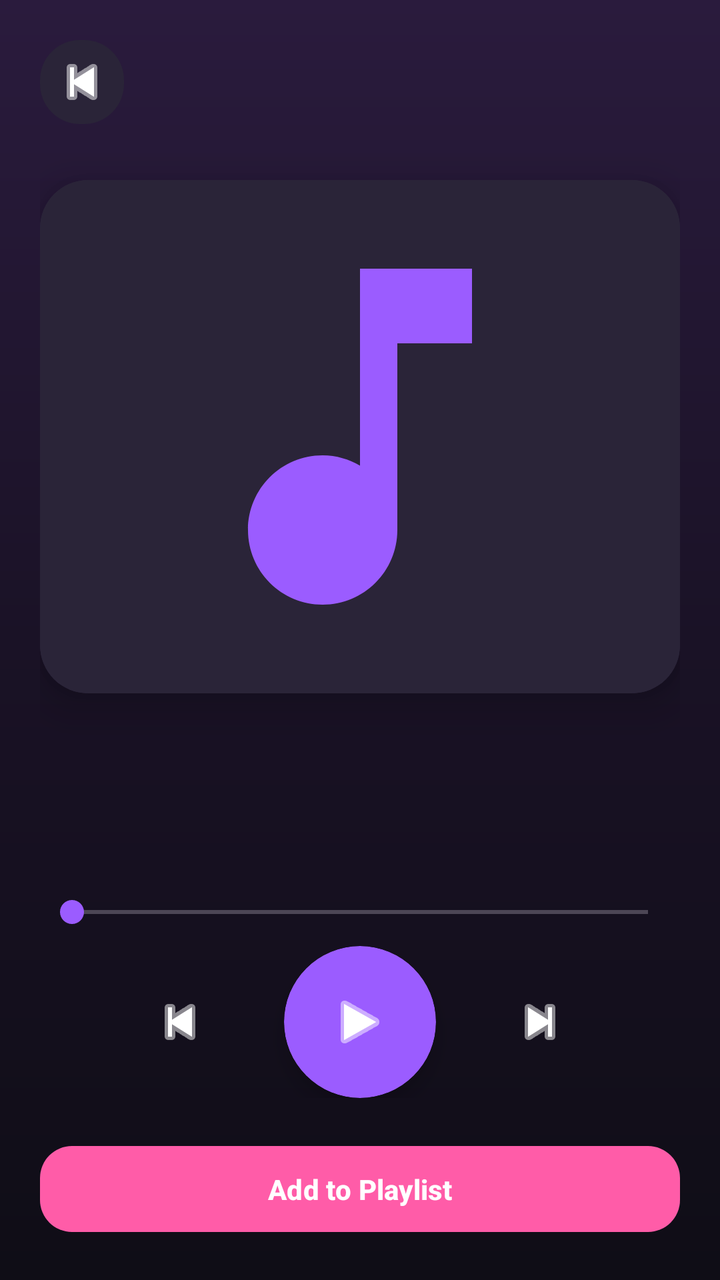
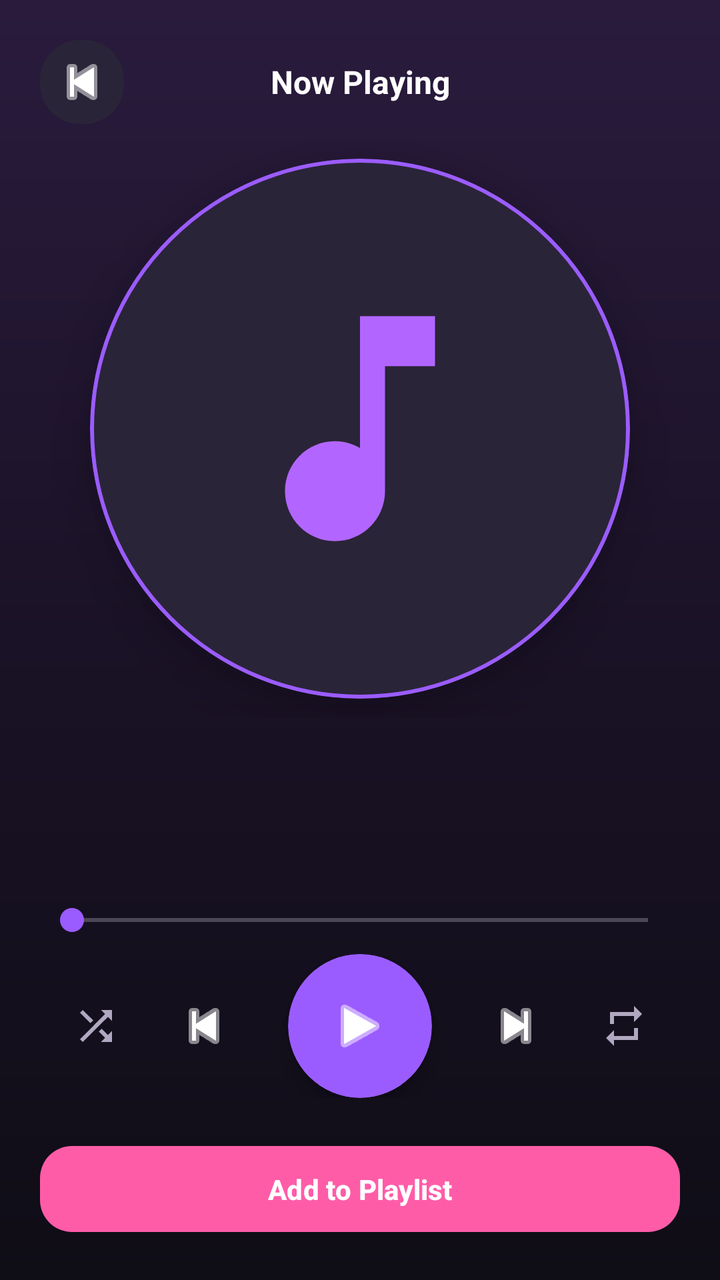

Two renders of the same Android screen: before a commit and after it. Below are the layout's source before the change and the commit's diff.
<!-- AndroidManifest.xml: activity theme Theme.MusicPlayer -->
<!-- res/layout/activity_now_playing.xml -->
<?xml version="1.0" encoding="utf-8"?>
<LinearLayout xmlns:android="http://schemas.android.com/apk/res/android"
    xmlns:app="http://schemas.android.com/apk/res-auto"
    android:layout_width="match_parent"
    android:layout_height="match_parent"
    android:orientation="vertical"
    android:background="@drawable/bg_now_playing"
    android:padding="20dp">

    <ImageButton
        android:id="@+id/npBack"
        android:layout_width="42dp"
        android:layout_height="42dp"
        android:background="@drawable/bg_chip"
        android:padding="10dp"
        android:src="@android:drawable/ic_media_previous"
        app:tint="@color/textPrimary" />

    <com.google.android.material.card.MaterialCardView
        android:layout_width="match_parent"
        android:layout_height="0dp"
        android:layout_weight="1"
        android:layout_marginTop="28dp"
        app:cardCornerRadius="24dp"
        app:cardElevation="12dp"
        app:strokeWidth="0dp">

        <ImageView
            android:id="@+id/npArt"
            android:layout_width="match_parent"
            android:layout_height="match_parent"
            android:background="@color/surfaceElevated"
            android:padding="48dp"
            android:scaleType="centerCrop"
            android:src="@drawable/ic_music_note"
            app:tint="@color/accent" />
    </com.google.android.material.card.MaterialCardView>

    <TextView
        android:id="@+id/npTitle"
        android:layout_width="match_parent"
        android:layout_height="wrap_content"
        android:layout_marginTop="28dp"
        android:gravity="center"
        android:textColor="@color/textPrimary"
        android:textSize="22sp"
        android:textStyle="bold" />

    <TextView
        android:id="@+id/npArtist"
        android:layout_width="match_parent"
        android:layout_height="wrap_content"
        android:layout_marginTop="4dp"
        android:gravity="center"
        android:textColor="@color/textSecondary"
        android:textSize="14sp" />

    <SeekBar
        android:id="@+id/npSeekBar"
        android:layout_width="match_parent"
        android:layout_height="wrap_content"
        android:layout_marginTop="20dp"
        android:progressTint="@color/accent"
        android:thumbTint="@color/accent" />

    <LinearLayout
        android:layout_width="match_parent"
        android:layout_height="wrap_content"
        android:layout_marginTop="8dp"
        android:gravity="center"
        android:orientation="horizontal">

        <ImageButton
            android:id="@+id/npPrev"
            android:layout_width="56dp"
            android:layout_height="56dp"
            android:background="@android:color/transparent"
            android:src="@android:drawable/ic_media_previous"
            app:tint="@color/textPrimary" />

        <com.google.android.material.card.MaterialCardView
            android:layout_width="76dp"
            android:layout_height="76dp"
            android:layout_marginHorizontal="24dp"
            app:cardBackgroundColor="@color/accent"
            app:cardCornerRadius="38dp"
            app:cardElevation="6dp"
            app:strokeWidth="0dp">

            <ImageButton
                android:id="@+id/npPlayPause"
                android:layout_width="match_parent"
                android:layout_height="match_parent"
                android:background="@android:color/transparent"
                android:padding="20dp"
                android:src="@android:drawable/ic_media_play"
                app:tint="@color/textPrimary" />
        </com.google.android.material.card.MaterialCardView>

        <ImageButton
            android:id="@+id/npNext"
            android:layout_width="56dp"
            android:layout_height="56dp"
            android:background="@android:color/transparent"
            android:src="@android:drawable/ic_media_next"
            app:tint="@color/textPrimary" />
    </LinearLayout>

    <com.google.android.material.button.MaterialButton
        android:id="@+id/npAddToPlaylist"
        android:layout_width="match_parent"
        android:layout_height="wrap_content"
        android:layout_marginTop="20dp"
        android:paddingVertical="12dp"
        android:text="Add to Playlist"
        android:textAllCaps="false"
        android:textStyle="bold"
        app:backgroundTint="@color/accentSecondary"
        app:cornerRadius="16dp" />

</LinearLayout>
<!-- resources referenced by this layout -->
<resources>
  <color name="accent">#9B5CFF</color>
  <color name="accentSecondary">#FF5CA8</color>
  <color name="surfaceElevated">#2A2438</color>
  <color name="textPrimary">#FFFFFF</color>
  <color name="textSecondary">#B0A8C0</color>
  <!-- drawable bg_chip (drawable) -->
  <?xml version="1.0" encoding="utf-8"?>
  <shape xmlns:android="http://schemas.android.com/apk/res/android" android:shape="rectangle">
      <solid android:color="@color/surfaceElevated" />
      <corners android:radius="20dp" />
  </shape>
  <!-- drawable bg_now_playing (drawable) -->
  <?xml version="1.0" encoding="utf-8"?>
  <shape xmlns:android="http://schemas.android.com/apk/res/android" android:shape="rectangle">
      <gradient
          android:startColor="#2A1B3D"
          android:centerColor="#1A1226"
          android:endColor="@color/backgroundDark"
          android:angle="270" />
  </shape>
  <!-- drawable ic_music_note (drawable) -->
  <vector xmlns:android="http://schemas.android.com/apk/res/android"
      android:width="24dp"
      android:height="24dp"
      android:viewportWidth="24"
      android:viewportHeight="24"
      android:tint="#B266FF">
      <path
          android:fillColor="@android:color/white"
          android:pathData="M12,3v10.55c-0.59,-0.34 -1.27,-0.55 -2,-0.55c-2.21,0 -4,1.79 -4,4s1.79,4 4,4s4,-1.79 4,-4V7h4V3H12z" />
  </vector>
  <style name="Theme.MusicPlayer" parent="Theme.Material3.Dark.NoActionBar">
          <item name="colorPrimary">@color/accent</item>
          <item name="colorOnPrimary">@color/textPrimary</item>
          <item name="colorSecondary">@color/accentSecondary</item>
          <item name="colorSurface">@color/surfaceDark</item>
          <item name="colorOnSurface">@color/textPrimary</item>
          <item name="colorSurfaceVariant">@color/surfaceElevated</item>
          <item name="android:windowBackground">@color/backgroundDark</item>
          <item name="android:statusBarColor">@color/backgroundDark</item>
          <item name="android:navigationBarColor">@color/backgroundDark</item>
      </style>
  <color name="backgroundDark">#0F0D16</color>
  <color name="surfaceDark">#1E1A29</color>
</resources>

<!-- the commit's change to res/layout/activity_now_playing.xml (unified diff, before → after) -->
@@ -7,40 +7,67 @@
     android:background="@drawable/bg_now_playing"
     android:padding="20dp">
 
-    <ImageButton
-        android:id="@+id/npBack"
-        android:layout_width="42dp"
-        android:layout_height="42dp"
-        android:background="@drawable/bg_chip"
-        android:padding="10dp"
-        android:src="@android:drawable/ic_media_previous"
-        app:tint="@color/textPrimary" />
+    <LinearLayout
+        android:layout_width="match_parent"
+        android:layout_height="wrap_content"
+        android:gravity="center_vertical"
+        android:orientation="horizontal">
 
-    <com.google.android.material.card.MaterialCardView
+        <ImageButton
+            android:id="@+id/npBack"
+            android:layout_width="42dp"
+            android:layout_height="42dp"
+            android:background="@drawable/bg_chip"
+            android:padding="10dp"
+            android:src="@android:drawable/ic_media_previous"
+            app:tint="@color/textPrimary" />
+
+        <TextView
+            android:layout_width="0dp"
+            android:layout_height="wrap_content"
+            android:layout_weight="1"
+            android:gravity="center"
+            android:text="Now Playing"
+            android:textColor="@color/textPrimary"
+            android:textSize="16sp"
+            android:textStyle="bold" />
+
+        <View
+            android:layout_width="42dp"
+            android:layout_height="42dp" />
+    </LinearLayout>
+
+    <FrameLayout
         android:layout_width="match_parent"
         android:layout_height="0dp"
         android:layout_weight="1"
-        android:layout_marginTop="28dp"
-        app:cardCornerRadius="24dp"
-        app:cardElevation="12dp"
-        app:strokeWidth="0dp">
+        android:layout_marginTop="8dp">
 
-        <ImageView
-            android:id="@+id/npArt"
-            android:layout_width="match_parent"
-            android:layout_height="match_parent"
-            android:background="@color/surfaceElevated"
-            android:padding="48dp"
-            android:scaleType="centerCrop"
-            android:src="@drawable/ic_music_note"
-            app:tint="@color/accent" />
-    </com.google.android.material.card.MaterialCardView>
+        <com.google.android.material.card.MaterialCardView
+            android:layout_width="270dp"
+            android:layout_height="270dp"
+            android:layout_gravity="center"
+            app:cardCornerRadius="135dp"
+            app:cardElevation="16dp"
+            app:strokeColor="@color/accent"
+            app:strokeWidth="2dp">
+
+            <ImageView
+                android:id="@+id/npArt"
+                android:layout_width="match_parent"
+                android:layout_height="match_parent"
+                android:background="@color/surfaceElevated"
+                android:padding="60dp"
+                android:scaleType="centerCrop"
+                android:src="@drawable/ic_music_note" />
+        </com.google.android.material.card.MaterialCardView>
+    </FrameLayout>
 
     <TextView
         android:id="@+id/npTitle"
         android:layout_width="match_parent"
         android:layout_height="wrap_content"
-        android:layout_marginTop="28dp"
+        android:layout_marginTop="20dp"
         android:gravity="center"
         android:textColor="@color/textPrimary"
         android:textSize="22sp"
@@ -71,19 +98,28 @@
         android:orientation="horizontal">
 
         <ImageButton
+            android:id="@+id/npShuffle"
+            android:layout_width="40dp"
+            android:layout_height="40dp"
+            android:background="@android:color/transparent"
+            android:src="@drawable/ic_shuffle"
+            app:tint="@color/textSecondary" />
+
+        <ImageButton
             android:id="@+id/npPrev"
-            android:layout_width="56dp"
-            android:layout_height="56dp"
+            android:layout_width="52dp"
+            android:layout_height="52dp"
+            android:layout_marginStart="8dp"
             android:background="@android:color/transparent"
             android:src="@android:drawable/ic_media_previous"
             app:tint="@color/textPrimary" />
 
         <com.google.android.material.card.MaterialCardView
-            android:layout_width="76dp"
-            android:layout_height="76dp"
-            android:layout_marginHorizontal="24dp"
+            android:layout_width="72dp"
+            android:layout_height="72dp"
+            android:layout_marginHorizontal="16dp"
             app:cardBackgroundColor="@color/accent"
-            app:cardCornerRadius="38dp"
+            app:cardCornerRadius="36dp"
             app:cardElevation="6dp"
             app:strokeWidth="0dp">
 
@@ -92,18 +128,27 @@
                 android:layout_width="match_parent"
                 android:layout_height="match_parent"
                 android:background="@android:color/transparent"
-                android:padding="20dp"
+                android:padding="18dp"
                 android:src="@android:drawable/ic_media_play"
                 app:tint="@color/textPrimary" />
         </com.google.android.material.card.MaterialCardView>
 
         <ImageButton
             android:id="@+id/npNext"
-            android:layout_width="56dp"
-            android:layout_height="56dp"
+            android:layout_width="52dp"
+            android:layout_height="52dp"
+            android:layout_marginEnd="8dp"
             android:background="@android:color/transparent"
             android:src="@android:drawable/ic_media_next"
             app:tint="@color/textPrimary" />
+
+        <ImageButton
+            android:id="@+id/npRepeat"
+            android:layout_width="40dp"
+            android:layout_height="40dp"
+            android:background="@android:color/transparent"
+            android:src="@drawable/ic_repeat"
+            app:tint="@color/textSecondary" />
     </LinearLayout>
 
     <com.google.android.material.button.MaterialButton
<!-- resource entries referenced after the edit -->
@@ -31,6 +31,26 @@
           android:fillColor="@android:color/white"
           android:pathData="M12,3v10.55c-0.59,-0.34 -1.27,-0.55 -2,-0.55c-2.21,0 -4,1.79 -4,4s1.79,4 4,4s4,-1.79 4,-4V7h4V3H12z" />
   </vector>
+  <!-- drawable ic_repeat (drawable) -->
+  <vector xmlns:android="http://schemas.android.com/apk/res/android"
+      android:width="24dp"
+      android:height="24dp"
+      android:viewportWidth="24"
+      android:viewportHeight="24">
+      <path
+          android:fillColor="#FFFFFF"
+          android:pathData="M7,7h10v3l4,-4l-4,-4v3L5,5v6h2L7,7zM17,17L7,17v-3l-4,4l4,4v-3l12,0v-6h-2L17,17z" />
+  </vector>
+  <!-- drawable ic_shuffle (drawable) -->
+  <vector xmlns:android="http://schemas.android.com/apk/res/android"
+      android:width="24dp"
+      android:height="24dp"
+      android:viewportWidth="24"
+      android:viewportHeight="24">
+      <path
+          android:fillColor="#FFFFFF"
+          android:pathData="M10.59,9.17L5.41,4L4,5.41l5.17,5.17L10.59,9.17zM14.5,4l2.04,2.04L4,18.59L5.41,20L17.96,7.46L20,9.5L20,4L14.5,4zM14.83,13.41l-1.41,1.41l3.13,3.13L14.5,20L20,20L20,14.5l-2.04,2.04L14.83,13.41z" />
+  </vector>
   <style name="Theme.MusicPlayer" parent="Theme.Material3.Dark.NoActionBar">
           <item name="colorPrimary">@color/accent</item>
           <item name="colorOnPrimary">@color/textPrimary</item>
